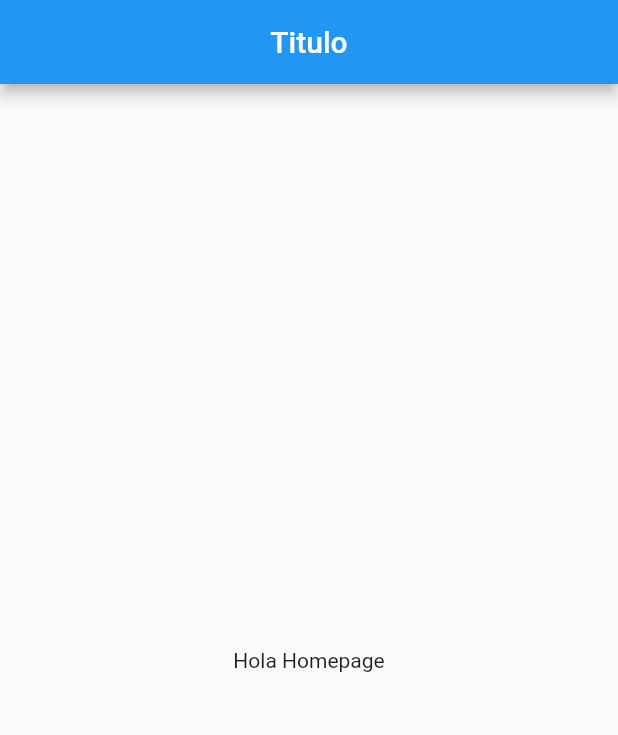
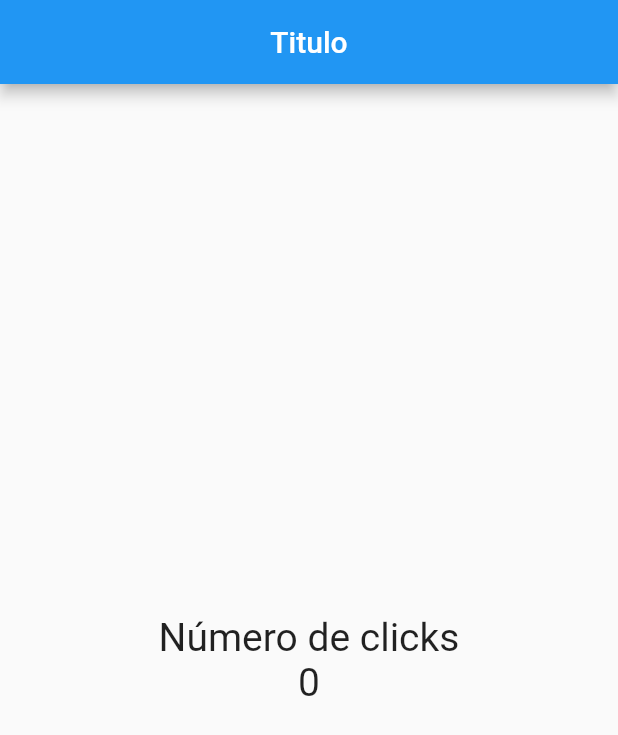
Before and after one commit to hijuliancode/flutter_counter, a Flutter app: the screen it shows after launch, on a phone screen of 412 x 824 dp. Shown: the top 735 px of the screen. Run offline on Flutter 3.47's test engine with Material 2 defaults, Android fonts, the phone set to English and light mode, and no system bars.

Commit message:
Columnas y Estilos

```diff
--- a/lib/src/pages/home_page.dart
+++ b/lib/src/pages/home_page.dart
@@ -2,6 +2,8 @@ import 'package:flutter/material.dart';
 
 
 class HomePage extends StatelessWidget {
+
+  final estiloTexto = TextStyle(fontSize: 26);
 
   @override
   Widget build(BuildContext context) {
@@ -11,7 +13,12 @@ class HomePage extends StatelessWidget {
         centerTitle: true,
       ),
       body: Center(
-        child: Text('Hola Homepage'),
+        child: Column(
+          mainAxisAlignment: MainAxisAlignment.center,
+          children: <Widget>[
+            Text('Número de clicks', style: estiloTexto),
+            Text('0', style: estiloTexto)
+        ],),
       )
     );
   }
```
